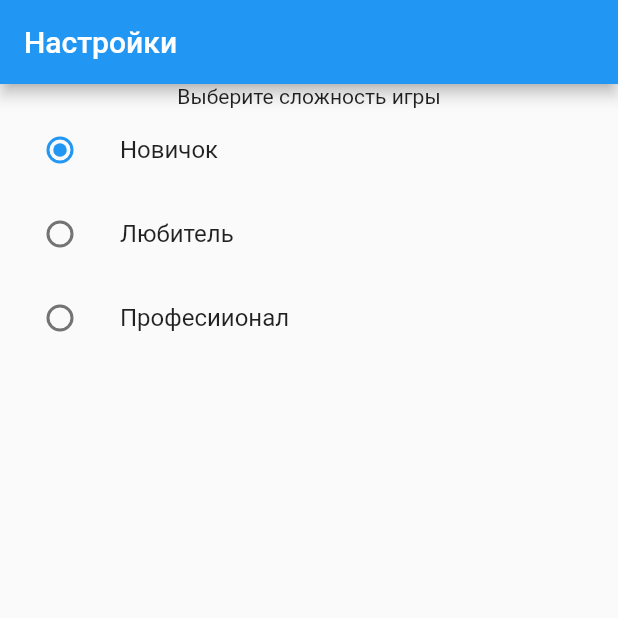
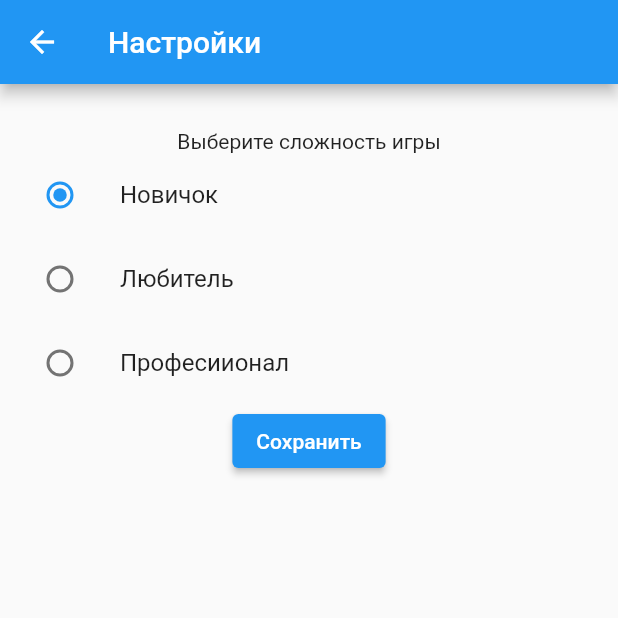
Before and after one commit to zhanchipovaap/bombgrid, a Flutter app: the SettingsScreen screen opened directly, on a phone screen of 412 x 824 dp, the top half of it. Run offline on Flutter 3.47's test engine with Material 2 defaults, Android fonts, the phone set to English and light mode, and no system bars; our stand-ins replace bloc, flutter_bloc.

Commit message:
added interactions

```diff
--- a/lib/bloc/bomb_grid_bloc.dart
+++ b/lib/bloc/bomb_grid_bloc.dart
@@ -8,10 +8,10 @@ part 'bomb_grid_event.dart';
 part 'bomb_grid_state.dart';
 
 class BombGridBloc extends Bloc<BombGridEvent, BombGridState> {
-  BombGridBloc() : super(BombGridInitialState()) {
-    on<BombGridEvent>((event, emit) {
-      // TODO: implement event handler
-    });
+  int gridW;
+  int gridH;
+  int numMines;
+  BombGridBloc(this.gridH, this.gridW, this.numMines) : super(BombGridInitialState()) {
     on<BombGridInitialEvent>(_doInitial);
     on<BombGridSpinCellEvent>(_spinIt);
     on<BombGridBombExplodeEvent>(_explodeIt);
@@ -20,9 +20,6 @@ class BombGridBloc extends Bloc<BombGridEvent, BombGridState> {
   }
 
     List<List<Cell>> grid=[];
-    int gridW = 5;
-    int gridH = 5;
-    int numMines = 4;
 
   _doInitial(BombGridInitialEvent event, Emitter emit) {
     int index = 0;
@@ -42,6 +39,7 @@ class BombGridBloc extends Bloc<BombGridEvent, BombGridState> {
     }
     emit(BombGridInGameState(grid));
   }
+
   bool outBounds(int x,int y, int gridW, int gridH){
     return x<0||y<0||x>=gridW||y>=gridH;
   }
--- a/lib/bloc/bomb_grid_state.dart
+++ b/lib/bloc/bomb_grid_state.dart
@@ -3,8 +3,7 @@ part of 'bomb_grid_bloc.dart';
 @immutable
 abstract class BombGridState {}
 
-class BombGridInitialState extends BombGridState {
-}
+class BombGridInitialState extends BombGridState {}
 
 class BombGridInGameState extends BombGridState {
   List<List<Cell>> grid;
--- a/lib/settings_screen.dart
+++ b/lib/settings_screen.dart
@@ -17,8 +17,10 @@ class _SettingsScreenState extends State<SettingsScreen> {
     return Scaffold(
       appBar: AppBar(title: const Text("Настройки")),
       body: Column(
-        mainAxisAlignment: MainAxisAlignment.start,
         children: <Widget>[
+          const SizedBox(
+              height: 30,
+            ),
           const Text("Выберите сложность игры"),
           ListTile(
           title: const Text('Новичок'),
@@ -56,6 +58,7 @@ class _SettingsScreenState extends State<SettingsScreen> {
             },
           ),
         ),
+        ElevatedButton(onPressed:(){}, child: const Text("Сохранить"))
         ]
       ),);
   }
```
Also changed, not shown: lib/bomb_grid_screen.dart (+40 -29 lines), lib/main.dart (+3 -14 lines), lib/main_menu_screen.dart (+34 -8 lines).
